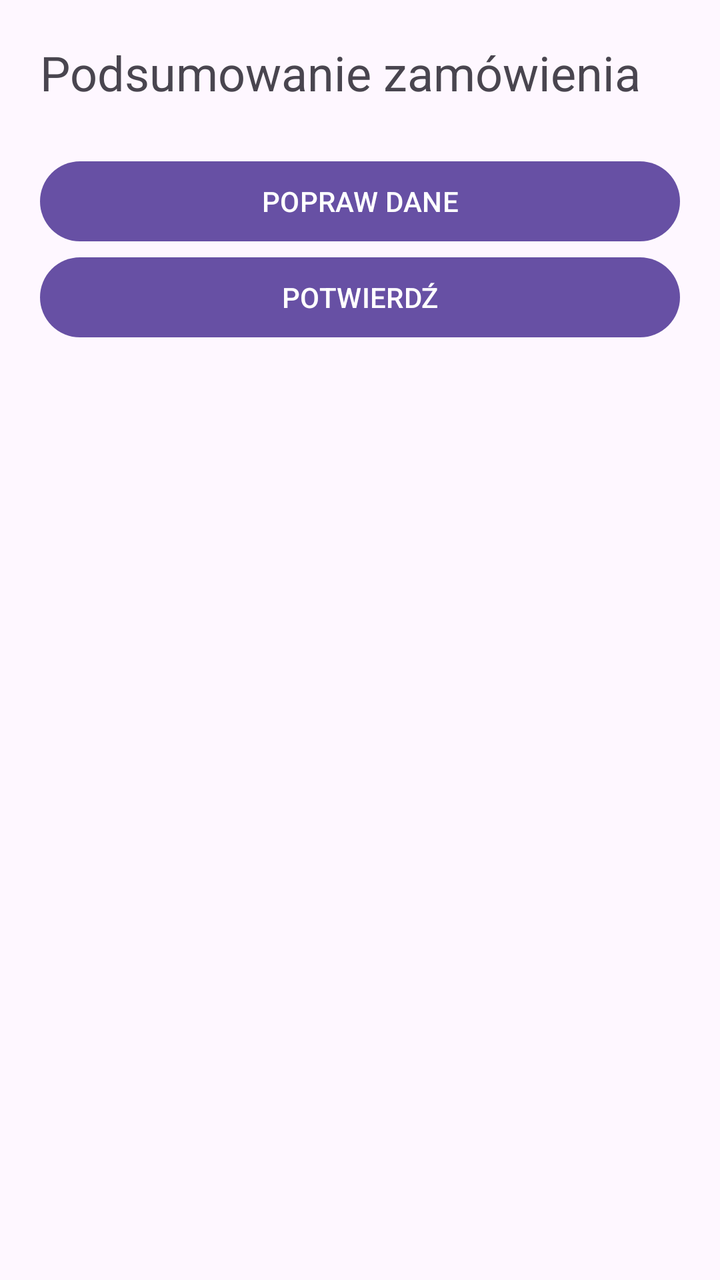
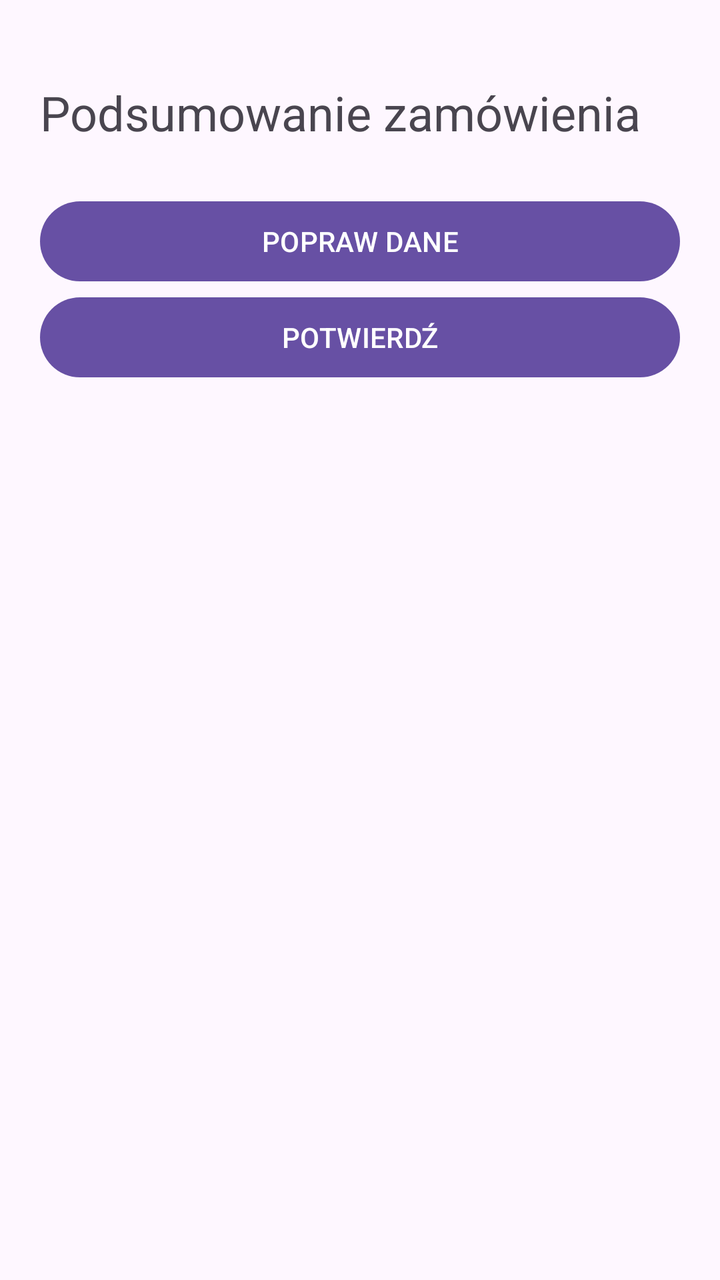

The first picture is an Android layout as it rendered before a commit; the second is the same layout after the commit. The layout source and the unified diff follow.
<!-- AndroidManifest.xml: application theme Theme.Intencjedrugiekran -->
<!-- res/layout/activity_summary.xml -->
<?xml version="1.0" encoding="utf-8"?>
<LinearLayout xmlns:android="http://schemas.android.com/apk/res/android"
    android:layout_width="match_parent"
    android:layout_height="match_parent"
    android:orientation="vertical"
    android:padding="20dp">

    <TextView
        android:id="@+id/tvHeaderSummary"
        android:layout_width="match_parent"
        android:layout_height="wrap_content"
        android:text="@string/header_summary"
        android:textSize="24sp" />

    <TextView
        android:id="@+id/tvSummary"
        android:layout_width="match_parent"
        android:layout_height="wrap_content"
        android:textSize="18sp" />

    <Button
        android:id="@+id/btnEdit"
        android:layout_width="match_parent"
        android:layout_height="wrap_content"
        android:text="@string/btn_edit" />

    <Button
        android:id="@+id/btnConfirm"
        android:layout_width="match_parent"
        android:layout_height="wrap_content"
        android:text="@string/btn_confirm" />

</LinearLayout>
<!-- resources referenced by this layout -->
<resources>
  <string name="btn_confirm">POTWIERDŹ</string>
  <string name="btn_edit">POPRAW DANE</string>
  <string name="header_summary">Podsumowanie zamówienia</string>
  <style name="Theme.Intencjedrugiekran" parent="Base.Theme.Intencjedrugiekran" />
  <style name="Base.Theme.Intencjedrugiekran" parent="Theme.Material3.DayNight.NoActionBar">
          
          
      </style>
</resources>

<!-- the commit's change to res/layout/activity_summary.xml (unified diff, before → after) -->
@@ -3,7 +3,10 @@
     android:layout_width="match_parent"
     android:layout_height="match_parent"
     android:orientation="vertical"
-    android:padding="20dp">
+    android:paddingTop="40dp"
+    android:paddingStart="20dp"
+    android:paddingEnd="20dp"
+    android:paddingBottom="20dp">
 
     <TextView
         android:id="@+id/tvHeaderSummary"
